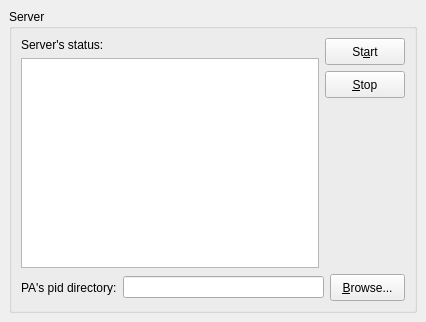
Old version of the form PAConsole/res/wgServer.ui in the repository AnarManafov/PoD.
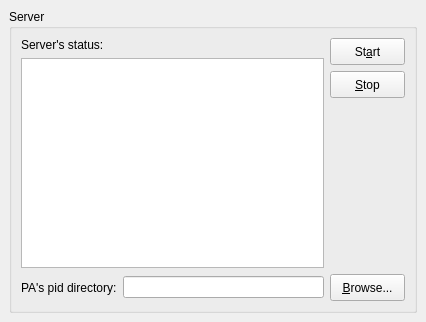
New version of the form.

Commit message: PAConsole: adjusted layout of controls

```diff
--- a/PAConsole/res/wgServer.ui
+++ b/PAConsole/res/wgServer.ui
@@ -171,6 +171,12 @@
                   <height>27</height>
                  </size>
                 </property>
+                <property name="maximumSize" >
+                 <size>
+                  <width>75</width>
+                  <height>27</height>
+                 </size>
+                </property>
                 <property name="text" >
                  <string>St&amp;art</string>
                 </property>
@@ -192,6 +198,12 @@
                   <height>27</height>
                  </size>
                 </property>
+                <property name="maximumSize" >
+                 <size>
+                  <width>75</width>
+                  <height>27</height>
+                 </size>
+                </property>
                 <property name="text" >
                  <string>&amp;Stop</string>
                 </property>
```
The commit also changes 1 other file.
